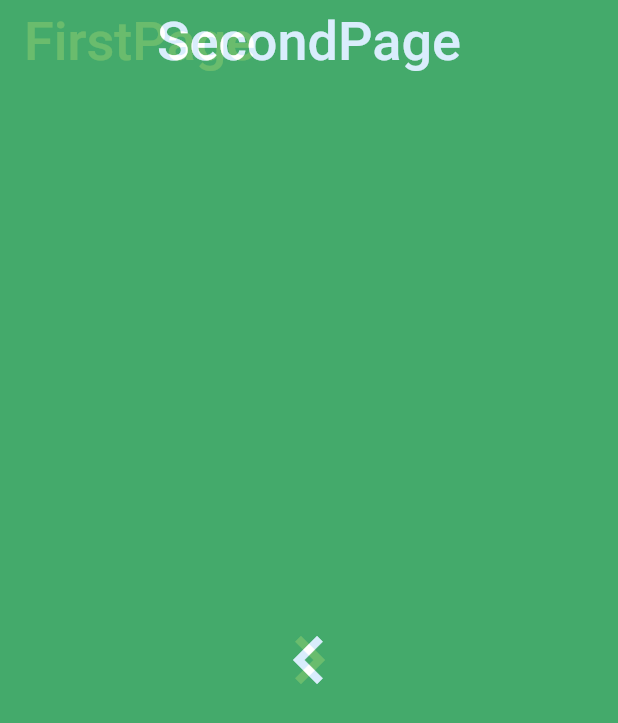
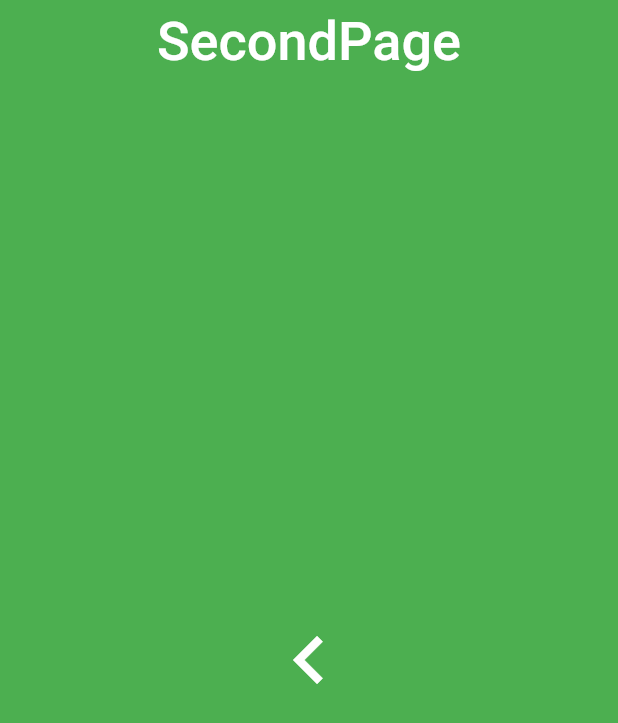
Before and after one commit to wcdxg/Flutter-Learn-Demo2, a Flutter app: the FirstPage screen opened directly, after a tap on the "navigate next" icon, on a phone screen of 412 x 824 dp. Shown: the top 723 px of the screen. Run offline on Flutter 3.47's test engine with Material 2 defaults, Android fonts, the phone set to English and light mode, and no system bars.

Commit message:
四种路由跳转效果

```diff
--- a/lib/custom_router.dart
+++ b/lib/custom_router.dart
@@ -5,7 +5,7 @@ class CustomRoute extends PageRouteBuilder {
 
   CustomRoute(this.widget)
       : super(
-            transitionDuration: Duration(seconds: 2),
+            transitionDuration: Duration(seconds: 1),
             pageBuilder: (
               BuildContext context,
               Animation<double> animation1,
@@ -17,9 +17,37 @@ class CustomRoute extends PageRouteBuilder {
                 Animation<double> animation1,
                 Animation<double> animation2,
                 Widget child) {
-              return FadeTransition(
-                opacity: Tween(begin: 0.0, end: 1.0).animate(CurvedAnimation(
-                    parent: animation1, curve: Curves.fastOutSlowIn)),
+              //渐变效果
+//              return FadeTransition(
+//                opacity: Tween(begin: 0.0, end: 1.0).animate(CurvedAnimation(
+//                    parent: animation1, curve: Curves.fastOutSlowIn)),
+//                child: child,
+//              );
+
+              //缩放的动画效果
+//              return ScaleTransition(
+//                scale: Tween(begin: 0.0, end: 1.0).animate(CurvedAnimation(
+//                    parent: animation1, curve: Curves.fastOutSlowIn)),
+//                child: child,
+//              );
+
+              //旋转+缩放效果
+//              return RotationTransition(
+//                turns: Tween(begin: 0.0, end: 1.0).animate(CurvedAnimation(
+//                    parent: animation1, curve: Curves.fastOutSlowIn)),
+//                child: ScaleTransition(
+//                  scale: Tween(begin: 0.0, end: 1.0).animate(CurvedAnimation(
+//                      parent: animation1, curve: Curves.fastOutSlowIn)),
+//                  child: child,
+//                ),
+//              );
+
+              //左右滑动效果
+              return SlideTransition(
+                position: Tween<Offset>(
+                        begin: Offset(-1.0, 0.0), end: Offset(0.0, 0.0))
+                    .animate(CurvedAnimation(
+                        parent: animation1, curve: Curves.bounceOut)),
                 child: child,
               );
             });
```
